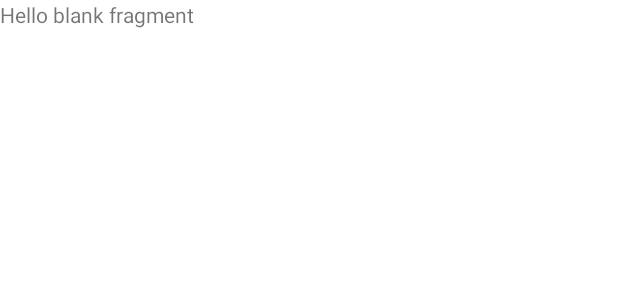
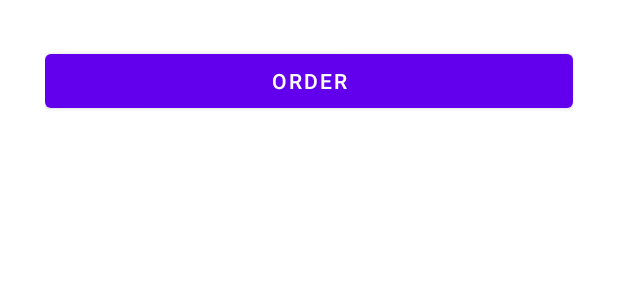
Before and after one commit to jimmy-nhk/A3-Android-Health-4-U, an Android app: the layout fragment_cart.xml on its own in the app's theme, with its tools: preview values and no code run, on a phone screen of 412 x 824 dp. Shown: the top 300 px of the screen. Run offline under Robolectric (Android 15) with nearby library versions, the phone set to English and light mode, and no system bars.

```diff
--- a/ClientApp/app/src/main/java/com/example/clientapp/fragment/CartFragment.java
+++ b/ClientApp/app/src/main/java/com/example/clientapp/fragment/CartFragment.java
@@ -66,7 +66,7 @@ public class CartFragment extends Fragment {
     public View onCreateView(LayoutInflater inflater, ViewGroup container,
                              Bundle savedInstanceState) {
         // Inflate the layout for this fragment
-        View view = inflater.inflate(R.layout.fragment_food_list, container, false);
+        View view = inflater.inflate(R.layout.fragment_cart, container, false);
 
         itemList = new ArrayList<>(); //Reset value of item List
 
@@ -96,6 +96,7 @@ public class CartFragment extends Fragment {
         });
     }
 
+
     private void initService(View view) {
 
 
--- a/ClientApp/app/src/main/res/layout/fragment_cart.xml
+++ b/ClientApp/app/src/main/res/layout/fragment_cart.xml
@@ -6,9 +6,33 @@
     tools:context=".fragment.CartFragment">
 
     <!-- TODO: Update blank fragment layout -->
-    <TextView
+    <LinearLayout
         android:layout_width="match_parent"
-        android:layout_height="match_parent"
-        android:text="@string/hello_blank_fragment" />
+        android:layout_height="wrap_content"
+        android:gravity="center_horizontal"
+        android:orientation="vertical"
+        android:layout_margin="30dp">
+
+        <Button
+            android:id="@+id/btnOrder"
+            android:layout_width="match_parent"
+            android:layout_height="wrap_content"
+            android:onClick="order"
+            android:text="Order"/>
+
+        <androidx.recyclerview.widget.RecyclerView
+            android:id="@+id/recycler_view"
+            android:layout_width="match_parent"
+            android:layout_height="match_parent"
+            android:layout_marginStart="16dp"
+            android:layout_marginLeft="16dp"
+            android:layout_marginTop="16dp"
+            android:layout_marginEnd="16dp"
+            android:layout_marginRight="16dp"
+            android:layout_marginBottom="0dp"
+            />
+
+    </LinearLayout>
+
 
 </FrameLayout>
```
Also changed, not shown: ClientApp/app/src/main/java/com/example/clientapp/activity/MainActivity.java (+10 -0 lines), ClientApp/app/src/main/java/com/example/clientapp/model/Order.java (added, +64 -0 lines).
